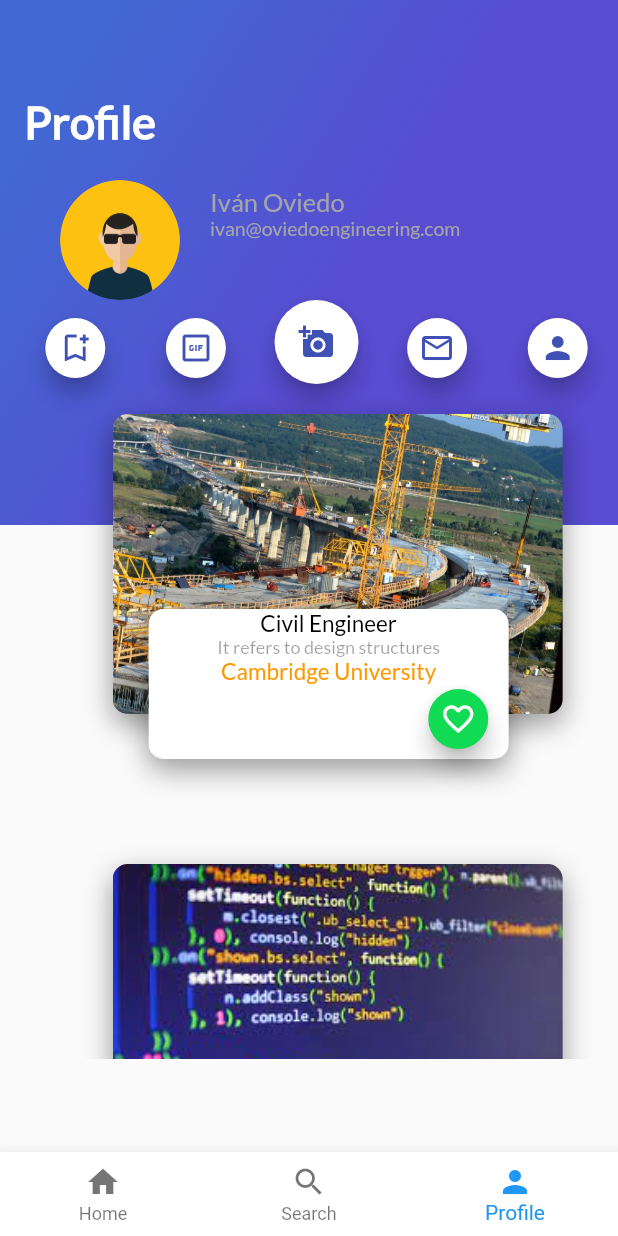
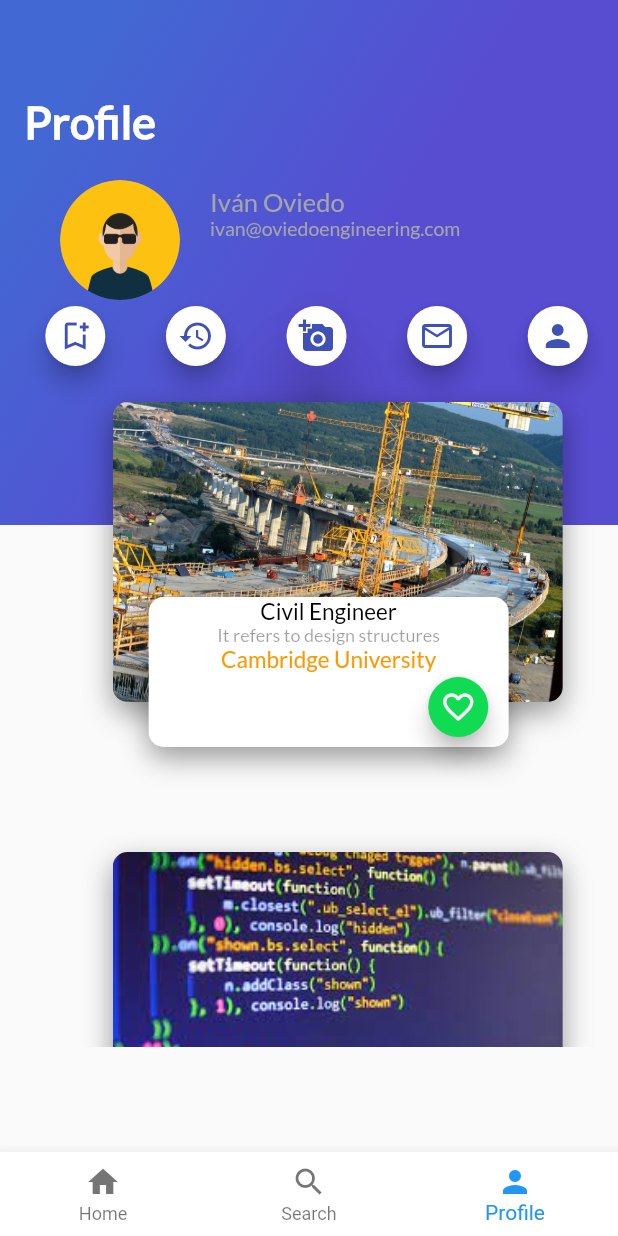
Before and after one commit to ioviedodev/trip_app, a Flutter app: the screen it shows after launch, item 3 of the bottom bar chosen, on a phone screen of 412 x 824 dp. Run offline on Flutter 3.47's test engine with Material 2 defaults, Android fonts, the phone set to English and light mode, and no system bars.

Commit message:
adding effects to icon option profile

```diff
--- a/lib/widget/options_profile.dart
+++ b/lib/widget/options_profile.dart
@@ -13,7 +13,13 @@ class OptionsProfile extends StatefulWidget{
 class _OptionsProfile extends State<OptionsProfile>{
 
   Color colorBackground=Colors.white;
-  Color iconColor = Colors.indigo;
+  static Color iconColor = Colors.indigo;
+
+  Icon iconOption1 = Icon(color: iconColor, Icons.bookmark_add_outlined);
+  Icon iconOption2 = Icon(color: iconColor, Icons.history);
+  Icon iconOption3 = Icon(color: iconColor, Icons.add_a_photo);
+  Icon iconOption4 = Icon(color: iconColor, Icons.email_outlined);//person
+  Icon iconOption5 = Icon(color: iconColor, Icons.person);
 
   @override
   Widget build(BuildContext context) {
@@ -22,34 +28,45 @@ class _OptionsProfile extends State<OptionsProfile>{
       crossAxisAlignment: CrossAxisAlignment.end,
       children: [
         Expanded(child: FloatingActionButton(
+          splashColor: Colors.deepOrange,
+          tooltip: 'Bookmark',
           backgroundColor: colorBackground,
           mini: true,
           onPressed: onPressed,
-          child:  Icon(color: iconColor, Icons.bookmark_add_outlined),
+          child:  iconOption1,
         )),
         Expanded(child: FloatingActionButton(
+          splashColor: Colors.deepOrange,
+          tooltip: 'History',
           backgroundColor:  colorBackground,
           mini: true,
           onPressed: onPressed,
-          child:  Icon(color: iconColor, Icons.gif_box_outlined),
+          child:  iconOption2,
         )),
         Expanded(child: FloatingActionButton(
-          backgroundColor:  colorBackground,
-          mini: false,
-          onPressed: onPressed,
-          child:  Icon(color: iconColor, Icons.add_a_photo),
-        )),
-        Expanded(child: FloatingActionButton(
+          elevation: 20.0,
+          splashColor: Colors.deepOrange,
+          tooltip: 'Photo',
           backgroundColor:  colorBackground,
           mini: true,
           onPressed: onPressed,
-          child:  Icon(color: iconColor, Icons.email_outlined),
+          child:  iconOption3,
         )),
         Expanded(child: FloatingActionButton(
+          splashColor: Colors.deepOrange,
+          tooltip: 'Mail',
           backgroundColor:  colorBackground,
           mini: true,
           onPressed: onPressed,
-          child:  Icon(color: iconColor, Icons.person),
+          child:  iconOption4,
+        )),
+        Expanded(child: FloatingActionButton(
+          splashColor: Colors.deepOrange,
+          tooltip: 'Profile',
+          backgroundColor:  colorBackground,
+          mini: true,
+          onPressed: onPressed,
+          child:  iconOption5,
         )),
 
       ],
@@ -64,4 +81,5 @@ class _OptionsProfile extends State<OptionsProfile>{
       // }
     }
 
+
 }
```
